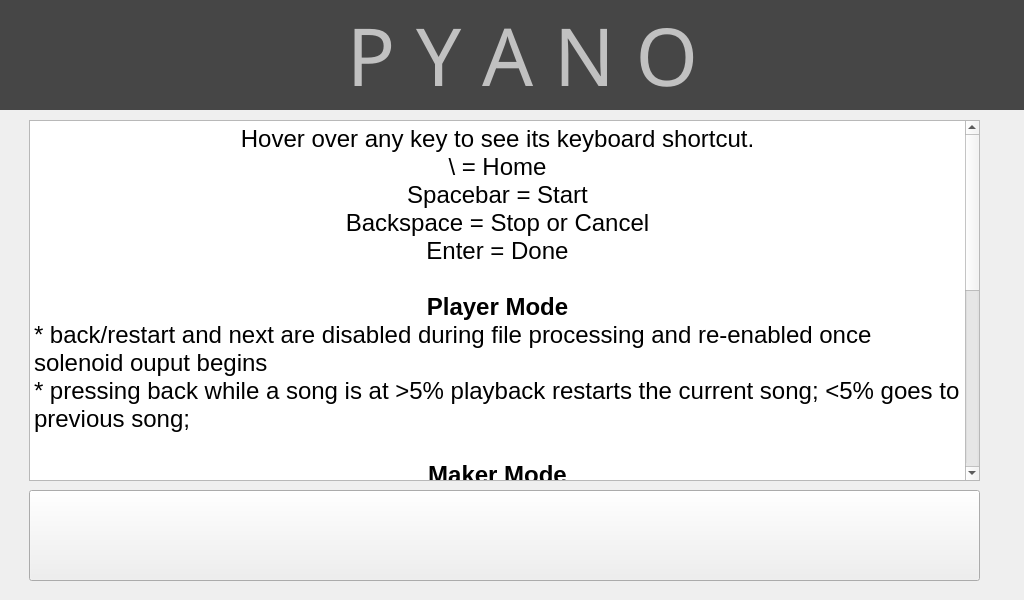
The window that pyano/layout.ui (braydonw/Pyano) describes before a commit, drawn with Qt 5.
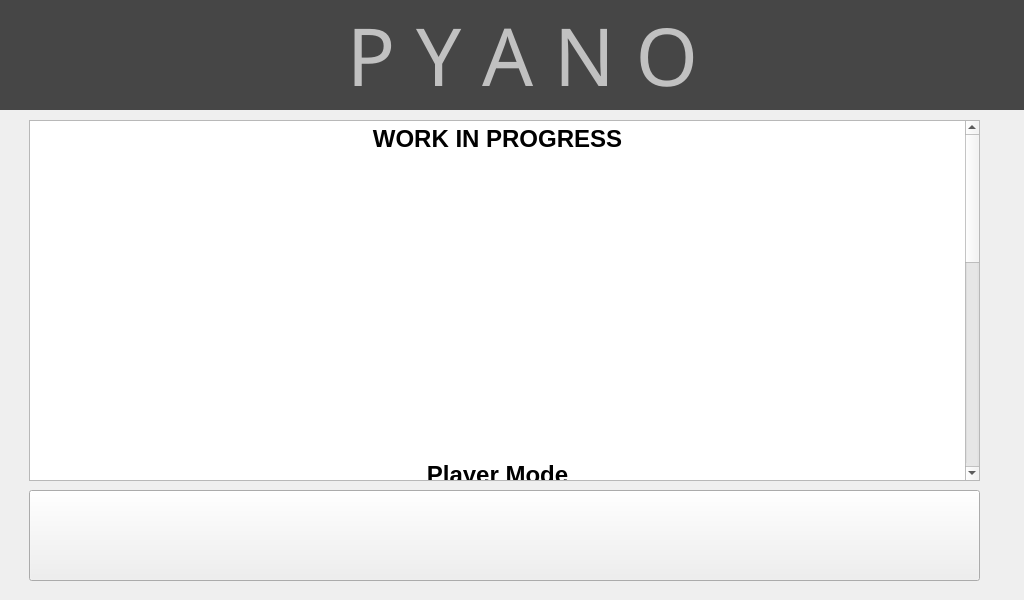
The same window after the commit. The open tabs and pages were chosen to show the change. Icons and pictures are not drawn.

```diff
--- a/pyano/layout.ui
+++ b/pyano/layout.ui
@@ -3402,11 +3402,17 @@
 &lt;html&gt;&lt;head&gt;&lt;meta name=&quot;qrichtext&quot; content=&quot;1&quot; /&gt;&lt;style type=&quot;text/css&quot;&gt;
 p, li { white-space: pre-wrap; }
 &lt;/style&gt;&lt;/head&gt;&lt;body style=&quot; font-family:'PibotoLt'; font-size:18pt; font-weight:400; font-style:normal;&quot;&gt;
-&lt;p align=&quot;center&quot; style=&quot; margin-top:0px; margin-bottom:0px; margin-left:0px; margin-right:0px; -qt-block-indent:0; text-indent:0px;&quot;&gt;Hover over any key to see its keyboard shortcut.&lt;/p&gt;
-&lt;p align=&quot;center&quot; style=&quot; margin-top:0px; margin-bottom:0px; margin-left:0px; margin-right:0px; -qt-block-indent:0; text-indent:0px;&quot;&gt;\ = Home&lt;/p&gt;
-&lt;p align=&quot;center&quot; style=&quot; margin-top:0px; margin-bottom:0px; margin-left:0px; margin-right:0px; -qt-block-indent:0; text-indent:0px;&quot;&gt;Spacebar = Start&lt;/p&gt;
-&lt;p align=&quot;center&quot; style=&quot; margin-top:0px; margin-bottom:0px; margin-left:0px; margin-right:0px; -qt-block-indent:0; text-indent:0px;&quot;&gt;Backspace = Stop or Cancel&lt;/p&gt;
-&lt;p align=&quot;center&quot; style=&quot; margin-top:0px; margin-bottom:0px; margin-left:0px; margin-right:0px; -qt-block-indent:0; text-indent:0px;&quot;&gt;Enter = Done&lt;/p&gt;
+&lt;p align=&quot;center&quot; style=&quot; margin-top:0px; margin-bottom:0px; margin-left:0px; margin-right:0px; -qt-block-indent:0; text-indent:0px;&quot;&gt;&lt;span style=&quot; font-weight:600;&quot;&gt;WORK IN PROGRESS&lt;/span&gt;&lt;/p&gt;
+&lt;p align=&quot;center&quot; style=&quot;-qt-paragraph-type:empty; margin-top:0px; margin-bottom:0px; margin-left:0px; margin-right:0px; -qt-block-indent:0; text-indent:0px; font-weight:600;&quot;&gt;&lt;br /&gt;&lt;/p&gt;
+&lt;p align=&quot;center&quot; style=&quot;-qt-paragraph-type:empty; margin-top:0px; margin-bottom:0px; margin-left:0px; margin-right:0px; -qt-block-indent:0; text-indent:0px; font-weight:600;&quot;&gt;&lt;br /&gt;&lt;/p&gt;
+&lt;p align=&quot;center&quot; style=&quot;-qt-paragraph-type:empty; margin-top:0px; margin-bottom:0px; margin-left:0px; margin-right:0px; -qt-block-indent:0; text-indent:0px; font-weight:600;&quot;&gt;&lt;br /&gt;&lt;/p&gt;
+&lt;p align=&quot;center&quot; style=&quot;-qt-paragraph-type:empty; margin-top:0px; margin-bottom:0px; margin-left:0px; margin-right:0px; -qt-block-indent:0; text-indent:0px; font-weight:600;&quot;&gt;&lt;br /&gt;&lt;/p&gt;
+&lt;p align=&quot;center&quot; style=&quot;-qt-paragraph-type:empty; margin-top:0px; margin-bottom:0px; margin-left:0px; margin-right:0px; -qt-block-indent:0; text-indent:0px; font-weight:600;&quot;&gt;&lt;br /&gt;&lt;/p&gt;
+&lt;p align=&quot;center&quot; style=&quot;-qt-paragraph-type:empty; margin-top:0px; margin-bottom:0px; margin-left:0px; margin-right:0px; -qt-block-indent:0; text-indent:0px; font-weight:600;&quot;&gt;&lt;br /&gt;&lt;/p&gt;
+&lt;p align=&quot;center&quot; style=&quot;-qt-paragraph-type:empty; margin-top:0px; margin-bottom:0px; margin-left:0px; margin-right:0px; -qt-block-indent:0; text-indent:0px; font-weight:600;&quot;&gt;&lt;br /&gt;&lt;/p&gt;
+&lt;p align=&quot;center&quot; style=&quot;-qt-paragraph-type:empty; margin-top:0px; margin-bottom:0px; margin-left:0px; margin-right:0px; -qt-block-indent:0; text-indent:0px; font-weight:600;&quot;&gt;&lt;br /&gt;&lt;/p&gt;
+&lt;p align=&quot;center&quot; style=&quot;-qt-paragraph-type:empty; margin-top:0px; margin-bottom:0px; margin-left:0px; margin-right:0px; -qt-block-indent:0; text-indent:0px; font-weight:600;&quot;&gt;&lt;br /&gt;&lt;/p&gt;
+&lt;p align=&quot;center&quot; style=&quot;-qt-paragraph-type:empty; margin-top:0px; margin-bottom:0px; margin-left:0px; margin-right:0px; -qt-block-indent:0; text-indent:0px; font-weight:600;&quot;&gt;&lt;br /&gt;&lt;/p&gt;
 &lt;p align=&quot;center&quot; style=&quot;-qt-paragraph-type:empty; margin-top:0px; margin-bottom:0px; margin-left:0px; margin-right:0px; -qt-block-indent:0; text-indent:0px; font-weight:600;&quot;&gt;&lt;br /&gt;&lt;/p&gt;
 &lt;p align=&quot;center&quot; style=&quot; margin-top:0px; margin-bottom:0px; margin-left:0px; margin-right:0px; -qt-block-indent:0; text-indent:0px;&quot;&gt;&lt;span style=&quot; font-weight:600;&quot;&gt;Player Mode&lt;/span&gt;&lt;/p&gt;
 &lt;p style=&quot; margin-top:0px; margin-bottom:0px; margin-left:0px; margin-right:0px; -qt-block-indent:0; text-indent:0px;&quot;&gt;* back/restart and next are disabled during file processing and re-enabled once solenoid ouput begins&lt;/p&gt;
```
Left out of the diff: 2 changed lines with no effect on the pictures.
